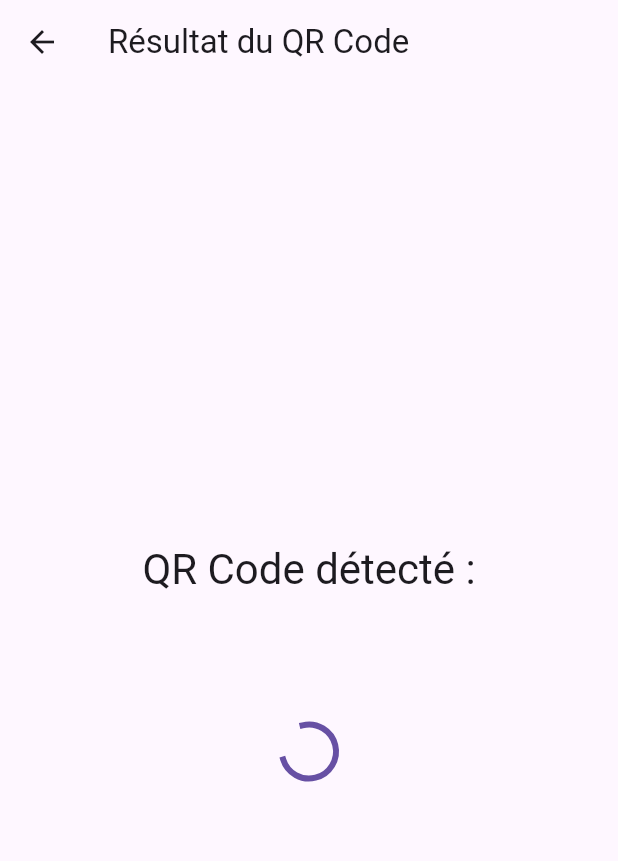
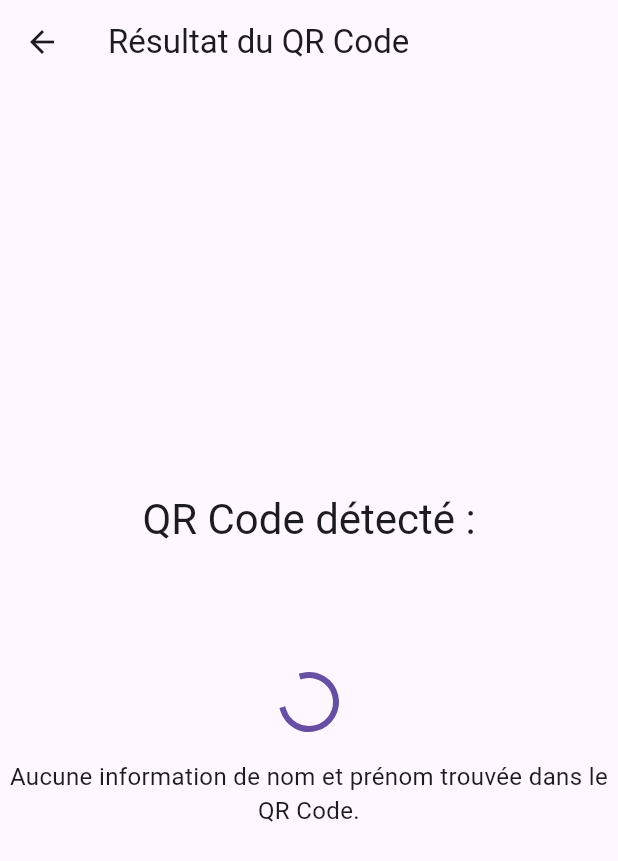
Before and after one commit to rxb49/hemicycle, a Flutter app: the QRCodeResultPage screen opened directly with empty values, on a phone screen of 412 x 824 dp. Shown: the top 861 px of the screen. Run offline on Flutter 3.47's test engine with Material 3 defaults, Android fonts, the phone set to English and light mode, and no system bars; missing offline and left inert: mobile_scanner, mysql_client.

Commit message:
affichage de la bonne photo du depute qui à scanner

```diff
--- a/lib/main.dart
+++ b/lib/main.dart
@@ -142,17 +142,40 @@ class _QRCodeResultPageState extends State<QRCodeResultPage> {
       );
 
       await conn.connect();
-      final result =
-      await conn.execute("SELECT * FROM deputes_active LIMIT 1");
+
+      // Extraction du nom et prénom depuis le QR code
+      String qrCode = widget.qrCodeData;
+
+      // Chercher la ligne contenant "N:" et extraire nom et prénom
+      String? nameLine = qrCode.split("\n").firstWhere((line) => line.startsWith("N:"), orElse: () => "");
+
+      if (nameLine.isNotEmpty) {
+        // Supprimer "N:" et séparer le nom et prénom par ";"
+        nameLine = nameLine.replaceFirst("N:", "").trim();
+        List<String> nameParts = nameLine.split(";");
+
+        if (nameParts.length == 2) {
+          String lastName = nameParts[0];  // "Bazin"
+          String firstName = nameParts[1]; // "Thibault"
+
+          // Recherche dans la base de données par nom et prénom
+          final result = await conn.execute(
+              "SELECT * FROM deputes_active WHERE nom = :lastName AND prenom = :firstName LIMIT 1",
+              {
+                'lastName': lastName, // Paramètre pour le nom
+                'firstName': firstName, // Paramètre pour le prénom
+              }
+          );
 
           if (result.rows.isNotEmpty) {
             setState(() {
-          // Récupération des colonnes selon votre table
-          deputesData = "Id : ${result.rows.first.colByName('id')}";
+              // Récupération des données de la ligne correspondante
+              var row = result.rows.first;
+              deputesData = "Nom : ${row.colByName('nom')}, Prénom : ${row.colByName('prenom')}";
 
-          String? fullId = result.rows.first.colByName('id'); // Exemple : "PA1078"
+              // Extrait l'ID pour construire l'URL de l'image
+              String? fullId = row.colByName('id'); // Exemple : "PA1078"
               String numbersOnly = '';
-
               if (fullId != null) {
                 numbersOnly = fullId.replaceAll(RegExp(r'\D'), ''); // Supprime tout sauf les chiffres
               }
@@ -161,7 +184,17 @@ class _QRCodeResultPageState extends State<QRCodeResultPage> {
             });
           } else {
             setState(() {
-          deputesData = "Aucune donnée trouvée dans la table.";
+              deputesData = "Aucun député trouvé pour ce nom et prénom.";
+            });
+          }
+        } else {
+          setState(() {
+            deputesData = "Nom et prénom mal formatés dans le QR Code.";
+          });
+        }
+      } else {
+        setState(() {
+          deputesData = "Aucune information de nom et prénom trouvée dans le QR Code.";
         });
       }
 
@@ -172,6 +205,8 @@ class _QRCodeResultPageState extends State<QRCodeResultPage> {
       });
     }
   }
+
+
 
   @override
   Widget build(BuildContext context) {
@@ -193,7 +228,7 @@ class _QRCodeResultPageState extends State<QRCodeResultPage> {
             ),
             const SizedBox(height: 40),
             // Vérification de nullité pour 'image'
-            if (image == null || image!.isEmpty) ...[  // Utiliser '...' pour un List de Widgets
+            if (image == null || image!.isEmpty) ...[
               const CircularProgressIndicator(),
             ] else ...[
               Image.network(
@@ -213,12 +248,17 @@ class _QRCodeResultPageState extends State<QRCodeResultPage> {
                 },
               ),
             ],
+            if (deputesData != null) ...[
+              const SizedBox(height: 20),
+              Text(
+                deputesData!,
+                textAlign: TextAlign.center,
+                style: const TextStyle(fontSize: 16),
+              ),
+            ],
           ],
         ),
       ),
     );
   }
-
-
-
 }
```
Lines whose indentation alone changed are shown as unchanged.
